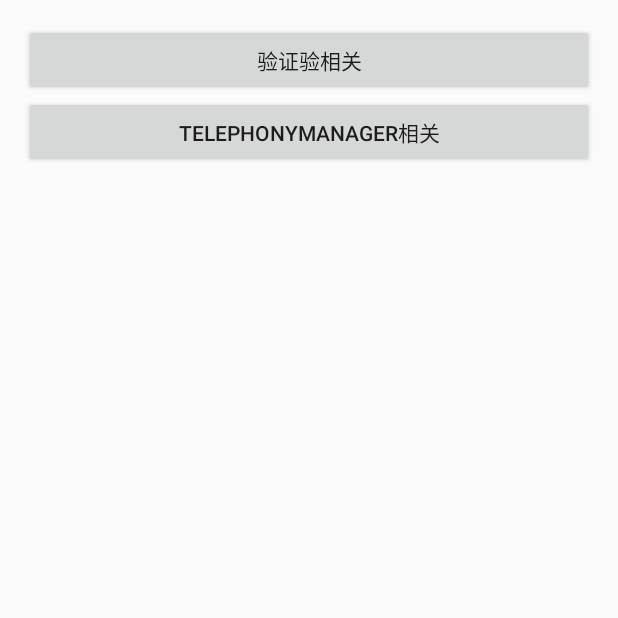
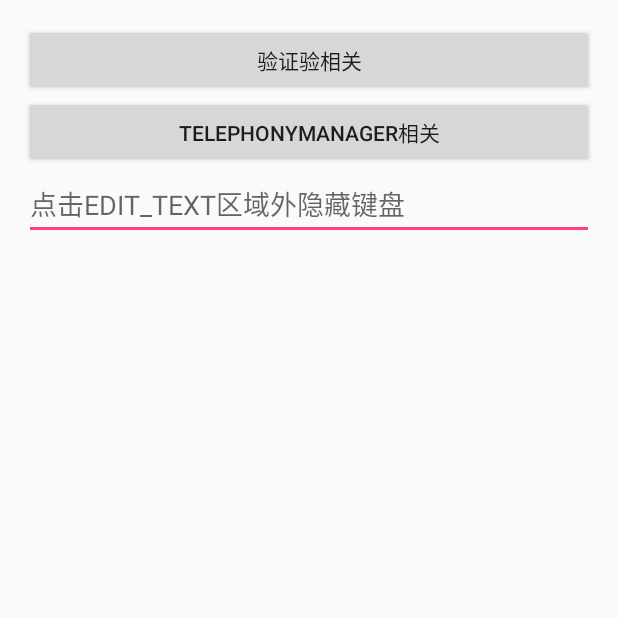
Before and after one commit to BurningZhao/MyUtils, an Android app: the screen it shows after launch (MainActivity), on a phone screen of 412 x 824 dp, the top half of it. Run offline under Robolectric (Android 15) with nearby library versions, the phone set to English and light mode, and no system bars.

Commit message:
添加点击editText之外隐藏软键盘的demo

```diff
--- a/app/src/main/res/layout/activity_main.xml
+++ b/app/src/main/res/layout/activity_main.xml
@@ -9,10 +9,15 @@
         android:id="@+id/validation_code"
         android:layout_width="match_parent"
         android:layout_height="wrap_content"
-        android:text="验证验相关"/>
+        android:text="@string/verification_code"/>
     <Button
         android:id="@+id/telephony_manager"
         android:layout_width="match_parent"
         android:layout_height="wrap_content"
-        android:text="TelephonyManager相关"/>
+        android:text="@string/telephony_manager"/>
+    <EditText
+        android:id="@+id/hide_imm"
+        android:layout_width="match_parent"
+        android:layout_height="wrap_content"
+        android:hint="@string/hide_imm"/>
 </LinearLayout>
--- a/app/src/main/res/values/strings.xml
+++ b/app/src/main/res/values/strings.xml
@@ -3,4 +3,7 @@
     <string name="test_verification_code">Test verification code</string>
     <string name="permissions_denied">Permissions denied.</string>
     <string name="permissions_granted">Permissions granted</string>
+    <string name="verification_code">验证验相关</string>
+    <string name="telephony_manager">TelephonyManager相关</string>
+    <string name="hide_imm">点击EDIT_TEXT区域外隐藏键盘</string>
 </resources>
```
Also changed, not shown: app/src/main/java/com/zhao/test/ui/MainActivity.java (+36 -0 lines), 1 other file.
